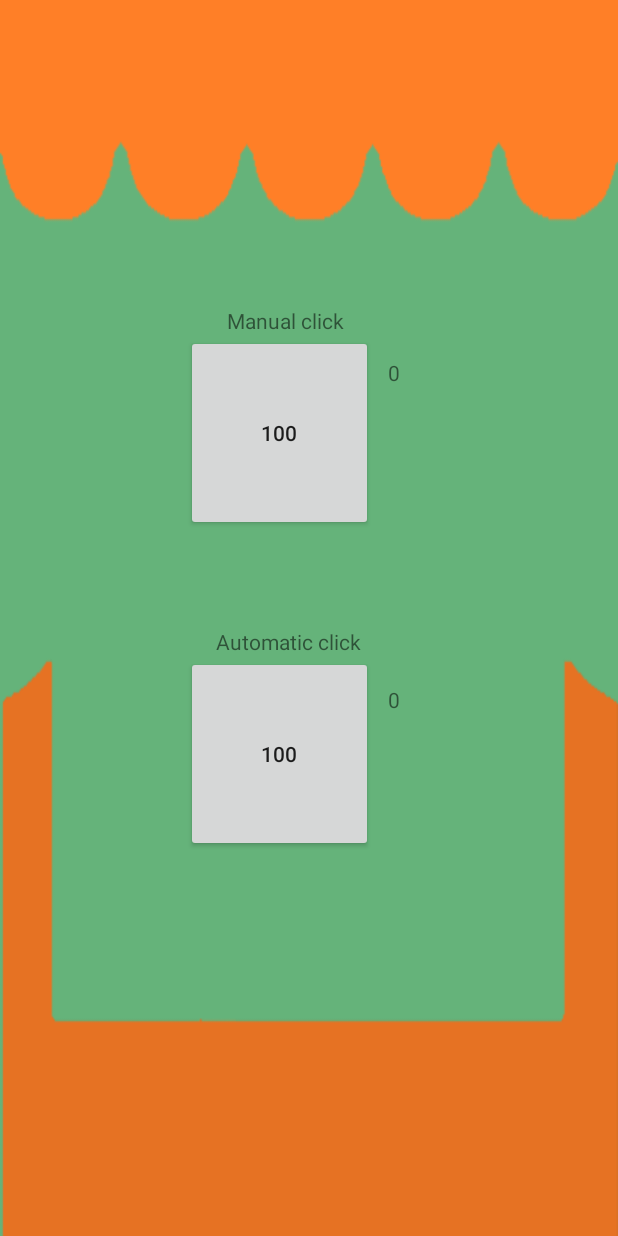
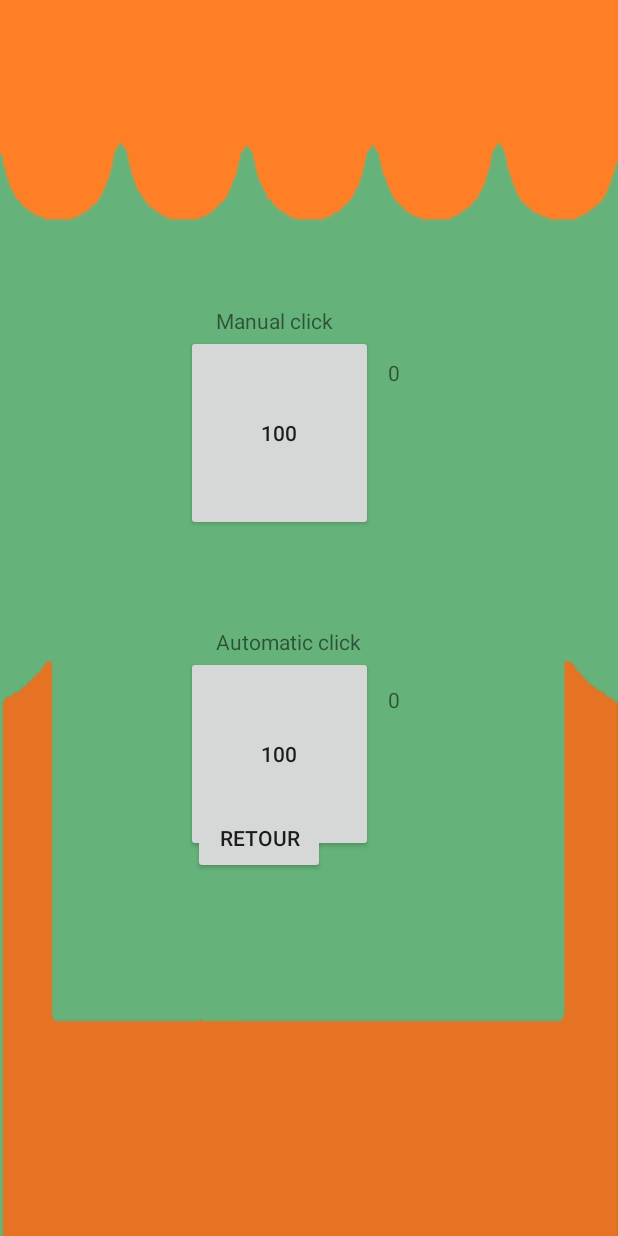
Before and after one commit to killPGM360/EGG-s-clicker, an Android app: the ActivityMarket screen opened directly, with no data from a screen before it, on a phone screen of 412 x 824 dp. Run offline under Robolectric (Android 15) with nearby library versions, the light colour scheme and no system bars.

Commit message:
close activities

```diff
--- a/app/src/main/java/com/example/usager/projectfinalandroid/ActivityAccueil.java
+++ b/app/src/main/java/com/example/usager/projectfinalandroid/ActivityAccueil.java
@@ -39,6 +39,8 @@ public class ActivityAccueil extends AppCompatActivity {
         JoueurBd.removeJoueur();
 
         JoueurBd.insertJoueur(Joueur);
+        Button btn = (Button)findViewById(R.id.btnLoadGame);
+        btn.setVisibility(View.VISIBLE);
 
         startGame();
     }
--- a/app/src/main/java/com/example/usager/projectfinalandroid/ActivityMarket.java
+++ b/app/src/main/java/com/example/usager/projectfinalandroid/ActivityMarket.java
@@ -2,6 +2,7 @@ package com.example.usager.projectfinalandroid;
 
 import android.support.v7.app.AppCompatActivity;
 import android.os.Bundle;
+import android.view.View;
 
 public class ActivityMarket extends AppCompatActivity {
 
@@ -11,5 +12,10 @@ public class ActivityMarket extends AppCompatActivity {
         setContentView(R.layout.activity_market);
     }
 
+    public void retour(View view)
+    {
+        finishFromChild (this);
+    }
+
     //achat des article avec sql lite
 }
--- a/app/src/main/res/layout/activity_market.xml
+++ b/app/src/main/res/layout/activity_market.xml
@@ -37,11 +37,14 @@
         android:id="@+id/textView"
         android:layout_width="wrap_content"
         android:layout_height="wrap_content"
+        android:layout_marginStart="8dp"
         android:layout_marginTop="204dp"
-        android:layout_marginEnd="19dp"
+        android:layout_marginEnd="24dp"
         android:text="Manual click"
         app:layout_constraintBottom_toTopOf="@+id/btnManual"
         app:layout_constraintEnd_toEndOf="@+id/btnManual"
+        app:layout_constraintHorizontal_bias="0.981"
+        app:layout_constraintStart_toStartOf="parent"
         app:layout_constraintTop_toTopOf="parent" />
 
     <TextView
@@ -75,4 +78,21 @@
         app:layout_constraintEnd_toEndOf="parent"
         app:layout_constraintStart_toEndOf="@+id/btnAutomatic"
         app:layout_constraintTop_toTopOf="@+id/btnAutomatic" />
+
+    <Button
+        android:id="@+id/btnRetour"
+        android:layout_width="wrap_content"
+        android:layout_height="wrap_content"
+        android:layout_marginStart="8dp"
+        android:layout_marginTop="8dp"
+        android:layout_marginEnd="8dp"
+        android:layout_marginBottom="8dp"
+        android:onClick="retour"
+        android:text="Retour"
+        app:layout_constraintBottom_toBottomOf="parent"
+        app:layout_constraintEnd_toEndOf="parent"
+        app:layout_constraintHorizontal_bias="0.392"
+        app:layout_constraintStart_toStartOf="parent"
+        app:layout_constraintTop_toTopOf="parent"
+        app:layout_constraintVertical_bias="0.693" />
 </android.support.constraint.ConstraintLayout>
```
Also changed, not shown: app/src/main/res/layout/activity_accueil.xml (+10 -7 lines).
